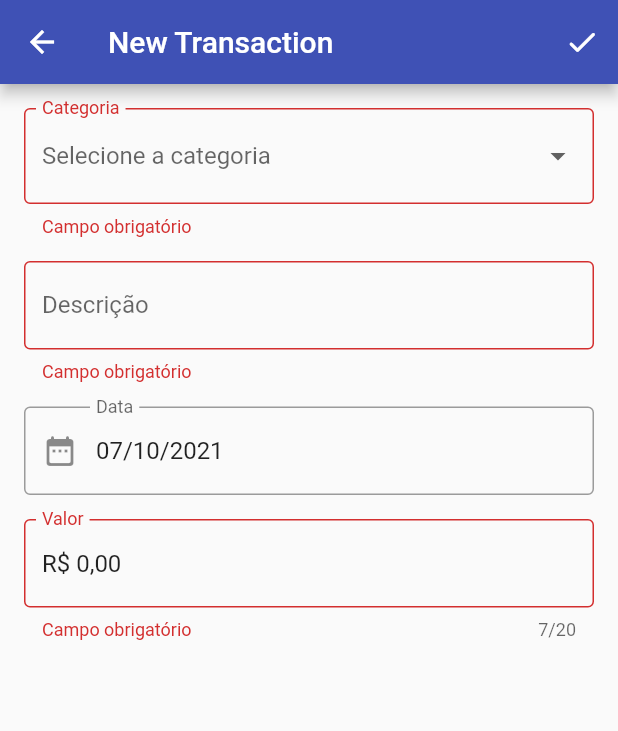
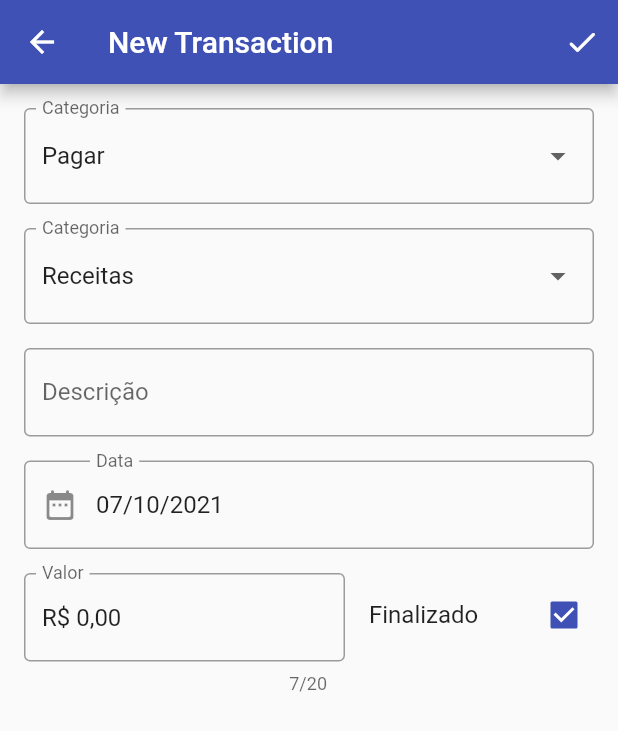
Before and after one commit to thiagoperea/organeasy, a Flutter app: the NewTransactionPage screen opened directly, after a tap on the "check" icon, on a phone screen of 412 x 824 dp. Shown: the top 731 px of the screen. Run offline on Flutter 3.47's test engine with Material 2 defaults, Android fonts, the phone set to English and light mode, and no system bars; our stand-ins replace bloc, flutter_bloc, hive, hive_flutter; accounts and stored records are empty.

Commit message:
new transaction page

```diff
--- /dev/null
+++ b/lib/internal/string_extensions.dart
@@ -0,0 +1,7 @@
+class StringExtensions {
+  const StringExtensions._();
+
+  static String getOnlyDigits(String value) => value.replaceAll(RegExp(r"[^0-9]"), "");
+
+  static double moneyToDouble(String value) => (double.tryParse(getOnlyDigits(value)) ?? 0.0) / 100;
+}
--- a/lib/main.dart
+++ b/lib/main.dart
@@ -12,6 +12,7 @@ class MyApp extends StatelessWidget {
       title: 'Flutter Demo',
       theme: ThemeData(primarySwatch: Colors.indigo),
       home: const SplashPage(),
+      debugShowCheckedModeBanner: false,
     );
   }
 }
--- /dev/null
+++ b/lib/presentation/new_transaction/cubit/new_transaction_cubit.dart
@@ -0,0 +1,66 @@
+import 'package:bloc/bloc.dart';
+import 'package:intl/intl.dart';
+import 'package:meta/meta.dart';
+import 'package:organeasy/data/model/category_data.dart';
+import 'package:organeasy/data/model/goal_data.dart';
+import 'package:organeasy/data/model/transaction_data.dart';
+import 'package:organeasy/internal/string_extensions.dart';
+
+part 'new_transaction_state.dart';
+
+class NewTransactionCubit extends Cubit<NewTransactionState> {
+  NewTransactionCubit() : super(LoadingScreen());
+
+  final _categoryList = [
+    CategoryData(id: 0, description: "Receitas"),
+    CategoryData(id: 1, description: "Aposentadoria"),
+    CategoryData(id: 2, description: "Reserva de Emergência"),
+    CategoryData(id: 3, description: "Necessidades"),
+    CategoryData(id: 4, description: "Lazer"),
+    CategoryData(id: 5, description: "Doação"),
+    CategoryData(id: 1337, description: "Objetivos"),
+  ];
+
+  final _goalsList = [
+    GoalData(id: 0, description: "Casa", dueDate: DateTime.now(), goalValue: 20000.00, currentValue: 500.00),
+    GoalData(id: 1, description: "Carro", dueDate: DateTime.now(), goalValue: 1000.00, currentValue: 700.00),
+    GoalData(id: 2, description: "Computador", dueDate: DateTime.now(), goalValue: 5000.00, currentValue: 1500.00),
+  ];
+
+  Future<void> loadScreen() async {
+    emit(LoadingScreen());
+
+    // ! TODO: get category list from repository
+    await Future.delayed(Duration(seconds: 1));
+
+    // ! TODO: get goals list from repository
+    await Future.delayed(Duration(seconds: 1));
+
+    emit(ScreenLoaded());
+  }
+
+  List<CategoryData> getCategoryList() => _categoryList;
+
+  List<GoalData> getGoalList() => _goalsList;
+
+  void saveTransaction({
+    required int transactionTypeId,
+    required int categoryId,
+    int? goalId,
+    required String description,
+    required String dueDate,
+    required String totalValue,
+    required bool isDone,
+  }) {
+    final transaction = TransactionData(
+      walletId: 0, // ! TODO: will I control more than one wallet?
+      transactionType: transactionTypeId,
+      categoryId: categoryId,
+      goalId: goalId,
+      description: description,
+      dueDate: DateFormat.yMd().parse(dueDate),
+      value: StringExtensions.moneyToDouble(totalValue),
+      isDone: isDone,
+    );
+  }
+}
--- /dev/null
+++ b/lib/presentation/new_transaction/cubit/new_transaction_state.dart
@@ -0,0 +1,14 @@
+part of 'new_transaction_cubit.dart';
+
+@immutable
+abstract class NewTransactionState {}
+
+class LoadingScreen extends NewTransactionState {}
+
+class ScreenLoaded extends NewTransactionState {}
+
+class SavingTransaction extends NewTransactionState {}
+
+class TransactionSaved extends NewTransactionState {}
+
+class TransactionError extends NewTransactionState {}
--- a/lib/presentation/new_transaction/new_transaction_page.dart
+++ b/lib/presentation/new_transaction/new_transaction_page.dart
@@ -1,11 +1,21 @@
 import 'package:flutter/material.dart';
 import 'package:flutter/services.dart';
 import 'package:flutter/widgets.dart';
+import 'package:flutter_bloc/flutter_bloc.dart';
 import 'package:intl/intl.dart';
-
 import 'package:organeasy/data/model/category_data.dart';
 import 'package:organeasy/data/model/goal_data.dart';
+import 'package:organeasy/data/model/transaction_data.dart';
+
 import 'package:organeasy/internal/money_mask.dart';
+import 'package:organeasy/internal/string_extensions.dart';
+import 'package:organeasy/presentation/new_transaction/cubit/new_transaction_cubit.dart';
+import 'package:organeasy/presentation/new_transaction/views/category_dropdown.dart';
+import 'package:organeasy/presentation/new_transaction/views/description_field.dart';
+import 'package:organeasy/presentation/new_transaction/views/due_date_field.dart';
+import 'package:organeasy/presentation/new_transaction/views/goal_dropdown.dart';
+import 'package:organeasy/presentation/new_transaction/views/transaction_type_dropdown.dart';
+import 'package:organeasy/presentation/new_transaction/views/value_field.dart';
 
 class NewTransactionPage extends StatefulWidget {
   const NewTransactionPage({Key? key}) : super(key: key);
@@ -15,70 +25,141 @@ class NewTransactionPage extends StatefulWidget {
 }
 
 class _NewTransactionPageState extends State<NewTransactionPage> {
-  // ! TODO: THIS WILL BE RETRIEVED FROM BLOC
-  final _categoryList = [
-    CategoryData(id: 0, description: "Receita"),
-    CategoryData(id: 1, description: "Aposentadoria"),
-    CategoryData(id: 2, description: "Reserva de Emergência"),
-    CategoryData(id: 3, description: "Necessidade"),
-    CategoryData(id: 4, description: "Lazer"),
-    CategoryData(id: 5, description: "Doação"),
-    CategoryData(id: 1337, description: "Objetivo"),
-  ];
+  late final NewTransactionCubit _cubit;
 
-  final _goalsList = [
-    GoalData(id: 0, description: "Casa", dueDate: DateTime.now(), goalValue: 20000.00, currentValue: 500.00),
-    GoalData(id: 1, description: "Carro", dueDate: DateTime.now(), goalValue: 1000.00, currentValue: 700.00),
-    GoalData(id: 2, description: "Computador", dueDate: DateTime.now(), goalValue: 5000.00, currentValue: 1500.00),
-  ];
+  @override
+  void initState() {
+    _cubit = NewTransactionCubit();
+    _cubit.loadScreen();
+    super.initState();
+  }
 
-  int? _categorySelectedKey;
-  int? _goalSelectedKey;
+  int _transactionType = 0;
+  int _categorySelected = 0;
   bool _isGoalSelected = false;
+  int? _goalSelected;
+  bool _isDoneStatus = true;
 
+  final TextEditingController _descriptionController = TextEditingController();
   final TextEditingController _dateController = TextEditingController(text: DateFormat.yMd().format(DateTime.now()));
   final TextEditingController _valueController = TextEditingController(text: NumberFormat.simpleCurrency().format(0.0));
   final _formKey = GlobalKey<FormState>();
 
   @override
   Widget build(BuildContext context) {
-    return Scaffold(
+    return BlocProvider<NewTransactionCubit>(
+      create: (_) => _cubit,
+      child: BlocListener<NewTransactionCubit, NewTransactionState>(
+        listener: (context, state) => _doOnStateChanged(context, state),
+        child: Scaffold(
           appBar: AppBar(
             title: Text("New Transaction"),
             actions: [
               IconButton(
                 icon: const Icon(Icons.check_rounded),
-            onPressed: () {
-              bool? isValid = _formKey.currentState?.validate();
-
-              if (isValid != null && isValid == true) {
-                // ! TODO: SAVE TRANSACTION
-                ScaffoldMessenger.of(context).showSnackBar(SnackBar(content: Text("OK PRA SALVAR!")));
-              }
-            },
+                onPressed: () => _onSavePressed(),
               ),
             ],
           ),
-      body: Padding(
+          body: BlocBuilder<NewTransactionCubit, NewTransactionState>(
+            builder: (ctx, state) {
+              if (state is LoadingScreen) {
+                return Center(child: CircularProgressIndicator());
+              }
+
+              return Padding(
                 padding: const EdgeInsets.all(16.0),
                 child: Form(
                   key: _formKey,
                   child: Column(
+                    crossAxisAlignment: CrossAxisAlignment.start,
                     children: [
-              _categoryDropdownField(),
+                      TransactionTypeDropdown(
+                        onValueChanged: (newValue) => _transactionType = newValue,
+                      ),
                       SizedBox(height: 16),
-              Visibility(child: _goalField(), visible: _isGoalSelected),
-              Visibility(child: SizedBox(height: 16), visible: _isGoalSelected),
-              _descriptionField(),
+                      CategoryDropdown(
+                        categoryList: _cubit.getCategoryList(),
+                        onValueChanged: (newValue) => _onCategoryValueChanged(newValue),
+                      ),
                       SizedBox(height: 16),
-              _datePickerField(),
+                      Visibility(
+                        child: GoalDropdown(
+                          goalsList: _cubit.getGoalList(),
+                          onValueChanged: (newValue) => _goalSelected,
+                        ),
+                        visible: _isGoalSelected,
+                      ),
+                      Visibility(
+                        child: SizedBox(height: 16),
+                        visible: _isGoalSelected,
+                      ),
+                      DescriptionField(controller: _descriptionController),
                       SizedBox(height: 16),
-              _valueField(),
+                      DueDateField(
+                        controller: _dateController,
+                        onTap: () => _getDueDate(),
+                      ),
+                      SizedBox(height: 16),
+                      Row(
+                        crossAxisAlignment: CrossAxisAlignment.start,
+                        children: [
+                          Expanded(child: ValueField(controller: _valueController)),
+                          SizedBox(width: 16),
+                          SizedBox(
+                            width: 150.0, // TODO: find a better way
+                            child: CheckboxListTile(
+                              value: _isDoneStatus,
+                              onChanged: (isChecked) {
+                                setState(() => _isDoneStatus = isChecked!);
+                              },
+                              title: Text("Finalizado"),
+                              contentPadding: EdgeInsets.zero,
+                            ),
+                          ),
                         ],
+                      ),
+                    ],
+                  ),
+                ),
+              );
+            },
           ),
         ),
       ),
     );
+  }
+
+  _doOnStateChanged(BuildContext context, NewTransactionState state) {
+    if (state is SavingTransaction) {
+      // ! TODO: show dialog
+      return;
+    }
+
+    if (state is TransactionSaved) {
+      // ! TODO: remove dialog, show success, return to screen
+      return;
+    }
+
+    if (state is TransactionError) {
+      // ! TODO: remove dialog, show error
+      return;
+    }
+  }
+
+  void _onCategoryValueChanged(int newValue) {
+    _categorySelected = newValue;
+
+    bool isGoal = false;
+    if (_categorySelected == 1337) {
+      isGoal = true;
+    }
+
+    if (isGoal != _isGoalSelected) {
+      setState(() {
+        _isGoalSelected = isGoal;
+      });
+    }
   }
 
   Future<void> _getDueDate() async {
@@ -86,7 +167,7 @@ class _NewTransactionPageState extends State<NewTransactionPage> {
       context: context,
       initialEntryMode: DatePickerEntryMode.calendarOnly,
       initialDate: DateTime.now(),
-      firstDate: DateTime(2015, 1, 1),
+      firstDate: DateTime(2015, 1, 1), // ! TODO: INITIAL AND LAST TIME??
       lastDate: DateTime(2030, 1, 1),
     );
 
@@ -97,105 +178,19 @@ class _NewTransactionPageState extends State<NewTransactionPage> {
     }
   }
 
-  /// Creates the date picker field
-  Widget _datePickerField() => TextFormField(
-        onTap: () {
-          FocusScope.of(context).requestFocus(FocusNode()); // remove focus on click
-          _getDueDate();
-        },
-        controller: _dateController,
-        decoration: InputDecoration(
-          hintText: "Data da transação",
-          labelText: "Data",
-          prefixIcon: Icon(Icons.date_range_rounded),
-          border: OutlineInputBorder(),
-        ),
-      );
+  _onSavePressed() {
+    bool? isValid = _formKey.currentState?.validate();
 
-  Widget _categoryDropdownField() => DropdownButtonFormField<int>(
-        autovalidateMode: AutovalidateMode.onUserInteraction,
-        decoration: InputDecoration(
-          labelText: "Categoria",
-          hintText: "Selecione a categoria",
-          border: OutlineInputBorder(),
-        ),
-        items: _categoryList.map((entry) => DropdownMenuItem(value: entry.id, child: Text(entry.description))).toList(),
-        value: _categorySelectedKey,
-        onChanged: (newValue) {
-          // ! TODO: THIS IS A FUNCTION!!!
-          _categorySelectedKey = newValue;
-
-          bool isGoal = false;
-          if (newValue == 1337) {
-            isGoal = true;
-          }
-
-          if (isGoal != _isGoalSelected) {
-            setState(() {
-              _isGoalSelected = isGoal;
-            });
-          }
-        },
-        validator: (currentValue) {
-          if (currentValue == null) {
-            return "Campo obrigatório";
-          }
-          return null;
-        },
-      );
-
-  Widget _goalField() => DropdownButtonFormField<int>(
-        autovalidateMode: AutovalidateMode.onUserInteraction,
-        decoration: InputDecoration(
-          labelText: "Objetivo",
-          hintText: "Selecione o objetivo",
-          border: OutlineInputBorder(),
-        ),
-        items: _goalsList.map((entry) => DropdownMenuItem(value: entry.id, child: Text(entry.description))).toList(),
-        onChanged: (newValue) => _goalSelectedKey = newValue,
-        validator: (currentValue) {
-          if (currentValue == null) {
-            return "Campo obrigatório";
-          }
-          return null;
-        },
-      );
-
-  Widget _descriptionField() => TextFormField(
-        decoration: InputDecoration(
-          border: OutlineInputBorder(),
-          hintText: "Descrição da transação",
-          labelText: "Descrição",
-        ),
-        validator: (currentValue) {
-          if (currentValue == null || currentValue.isEmpty) {
-            return "Campo obrigatório";
-          }
-          return null;
-        },
-        autovalidateMode: AutovalidateMode.onUserInteraction,
-      );
-
-  /// Value field with mask
-  Widget _valueField() => TextFormField(
-        controller: _valueController,
-        decoration: InputDecoration(
-          border: OutlineInputBorder(),
-          hintText: "Valor da transação",
-          labelText: "Valor",
-        ),
-        maxLength: 20,
-        keyboardType: TextInputType.number,
-        inputFormatters: [MoneyMask()],
-        validator: (currentValue) {
-          String _onlyDigits = currentValue?.replaceAll(RegExp(r"[^0-9]"), "") ?? "";
-          double _asDecimal = double.tryParse(_onlyDigits) ?? 0.0;
-
-          if (_asDecimal == 0.0) {
-            return "Campo obrigatório";
-          }
-          return null;
-        },
-        autovalidateMode: AutovalidateMode.onUserInteraction,
+    if (isValid != null && isValid == true) {
+      _cubit.saveTransaction(
+        transactionTypeId: _transactionType,
+        categoryId: _categorySelected,
+        goalId: _goalSelected,
+        description: _descriptionController.text,
+        dueDate: _dateController.text,
+        totalValue: _valueController.text,
+        isDone: _isDoneStatus,
       );
     }
+  }
+}
--- /dev/null
+++ b/lib/presentation/new_transaction/views/category_dropdown.dart
@@ -0,0 +1,42 @@
+import 'package:flutter/material.dart';
+import 'package:organeasy/data/model/category_data.dart';
+
+class CategoryDropdown extends StatefulWidget {
+  final Function(int) onValueChanged;
+  final List<CategoryData> categoryList;
+
+  const CategoryDropdown({Key? key, required this.onValueChanged, required this.categoryList}) : super(key: key);
+
+  @override
+  _CategoryDropdownState createState() => _CategoryDropdownState();
+}
+
+class _CategoryDropdownState extends State<CategoryDropdown> {
+  int _selectedIdx = 0;
+
+  @override
+  Widget build(BuildContext context) {
+    return DropdownButtonFormField<int>(
+      autovalidateMode: AutovalidateMode.onUserInteraction,
+      decoration: InputDecoration(
+        labelText: "Categoria",
+        hintText: "Selecione a categoria",
+        border: OutlineInputBorder(),
+      ),
+      items: widget.categoryList.map((entry) => DropdownMenuItem<int>(value: entry.id, child: Text(entry.description))).toList(),
+      value: _selectedIdx,
+      onChanged: (newValue) {
+        setState(() {
+          _selectedIdx = newValue!;
+          widget.onValueChanged(_selectedIdx);
+        });
+      },
+      validator: (currentValue) {
+        if (currentValue == null) {
+          return "Campo obrigatório";
+        }
+        return null;
+      },
+    );
+  }
+}
--- /dev/null
+++ b/lib/presentation/new_transaction/views/description_field.dart
@@ -0,0 +1,26 @@
+import 'package:flutter/material.dart';
+
+class DescriptionField extends StatelessWidget {
+  final TextEditingController controller;
+
+  const DescriptionField({Key? key, required this.controller}) : super(key: key);
+
+  @override
+  Widget build(BuildContext context) {
+    return TextFormField(
+      controller: controller,
+      decoration: InputDecoration(
+        border: OutlineInputBorder(),
+        hintText: "Descrição da transação",
+        labelText: "Descrição",
+      ),
+      validator: (currentValue) {
+        if (currentValue == null || currentValue.isEmpty) {
+          return "Campo obrigatório";
+        }
+        return null;
+      },
+      autovalidateMode: AutovalidateMode.onUserInteraction,
+    );
+  }
+}
--- /dev/null
+++ b/lib/presentation/new_transaction/views/due_date_field.dart
@@ -0,0 +1,25 @@
+import 'package:flutter/material.dart';
+
+class DueDateField extends StatelessWidget {
+  final TextEditingController controller;
+  final Function onTap;
+
+  const DueDateField({Key? key, required this.controller, required this.onTap}) : super(key: key);
+
+  @override
+  Widget build(BuildContext context) {
+    return TextFormField(
+      onTap: () {
+        FocusScope.of(context).requestFocus(FocusNode());
+        onTap();
+      },
+      controller: controller,
+      decoration: InputDecoration(
+        hintText: "Data da transação",
+        labelText: "Data",
+        prefixIcon: Icon(Icons.date_range_rounded),
+        border: OutlineInputBorder(),
+      ),
+    );
+  }
+}
--- /dev/null
+++ b/lib/presentation/new_transaction/views/transaction_type_dropdown.dart
@@ -0,0 +1,46 @@
+import 'package:flutter/material.dart';
+import 'package:organeasy/data/model/transaction_data.dart';
+
+class TransactionTypeDropdown extends StatefulWidget {
+  final Function(int) onValueChanged;
+
+  const TransactionTypeDropdown({Key? key, required this.onValueChanged}) : super(key: key);
+
+  @override
+  State<TransactionTypeDropdown> createState() => _TransactionTypeDropdownState();
+}
+
+class _TransactionTypeDropdownState extends State<TransactionTypeDropdown> {
+  int _selectedType = 0;
+
+  final _types = [
+    DropdownMenuItem(value: TransactionType.pay.index, child: Text("Pagar")),
+    DropdownMenuItem(value: TransactionType.receive.index, child: Text("Receber")),
+    DropdownMenuItem(value: TransactionType.save.index, child: Text("Guardar")),
+  ];
+
+  @override
+  Widget build(BuildContext context) {
+    return DropdownButtonFormField<int>(
+      decoration: InputDecoration(
+        labelText: "Categoria",
+        hintText: "Selecione a categoria",
+        border: OutlineInputBorder(),
+      ),
+      items: _types,
+      value: _selectedType,
+      onChanged: (newValue) {
+        setState(() {
+          _selectedType = newValue!;
+          widget.onValueChanged(newValue);
+        });
+      },
+      validator: (currentValue) {
+        if (currentValue == null) {
+          return "Campo obrigatório";
+        }
+        return null;
+      },
+    );
+  }
+}
--- /dev/null
+++ b/lib/presentation/new_transaction/views/value_field.dart
@@ -0,0 +1,31 @@
+import 'package:flutter/material.dart';
+import 'package:organeasy/internal/money_mask.dart';
+import 'package:organeasy/internal/string_extensions.dart';
+
+class ValueField extends StatelessWidget {
+  final TextEditingController controller;
+
+  const ValueField({Key? key, required this.controller}) : super(key: key);
+
+  @override
+  Widget build(BuildContext context) {
+    return TextFormField(
+      controller: controller,
+      decoration: InputDecoration(
+        border: OutlineInputBorder(),
+        hintText: "Valor da transação",
+        labelText: "Valor",
+      ),
+      maxLength: 20,
+      keyboardType: TextInputType.number,
+      inputFormatters: [MoneyMask()],
+      validator: (currentValue) {
+        if (currentValue != null && StringExtensions.moneyToDouble(currentValue) == 0.0) {
+          return "Campo obrigatório";
+        }
+        return null;
+      },
+      autovalidateMode: AutovalidateMode.onUserInteraction,
+    );
+  }
+}
```
Also changed, not shown: lib/data/model/transaction_data.dart (+8 -18 lines), lib/internal/money_mask.dart (+3 -4 lines), lib/internal/simple_bloc_observer.dart (added, +17 -0 lines), lib/presentation/new_transaction/views/goal_dropdown.dart (added, +42 -0 lines), lib/presentation/splash/cubit/splash_cubit.dart (+7 -0 lines). Lines whose indentation alone changed are shown as unchanged.
